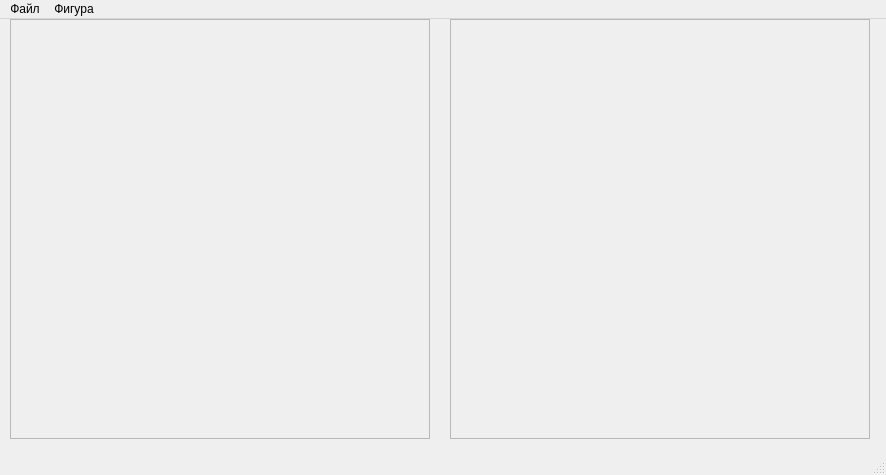
SPC-project/Regular-Divider, file ui/main.ui: the form before one commit.
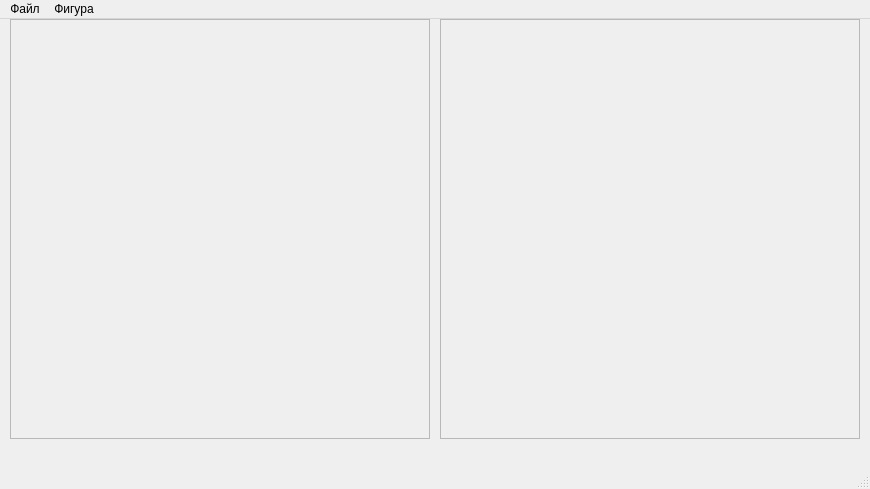
The form after the commit. Icons and pictures are not drawn.

Commit message: [UI] canvases are square now by default

Diff of the .ui file:
```diff
--- a/ui/main.ui
+++ b/ui/main.ui
@@ -6,8 +6,8 @@
    <rect>
     <x>0</x>
     <y>0</y>
-    <width>886</width>
-    <height>475</height>
+    <width>870</width>
+    <height>489</height>
    </rect>
   </property>
   <property name="contextMenuPolicy">
@@ -42,7 +42,7 @@
    <widget class="QFrame" name="canvas_mesh">
     <property name="geometry">
      <rect>
-      <x>450</x>
+      <x>440</x>
       <y>0</y>
       <width>420</width>
       <height>420</height>
@@ -61,7 +61,7 @@
     <rect>
      <x>0</x>
      <y>0</y>
-     <width>886</width>
+     <width>870</width>
      <height>30</height>
     </rect>
    </property>
```
Left out of the diff: 1 changed line with no effect on the pictures. The commit also changes 3 other files.
